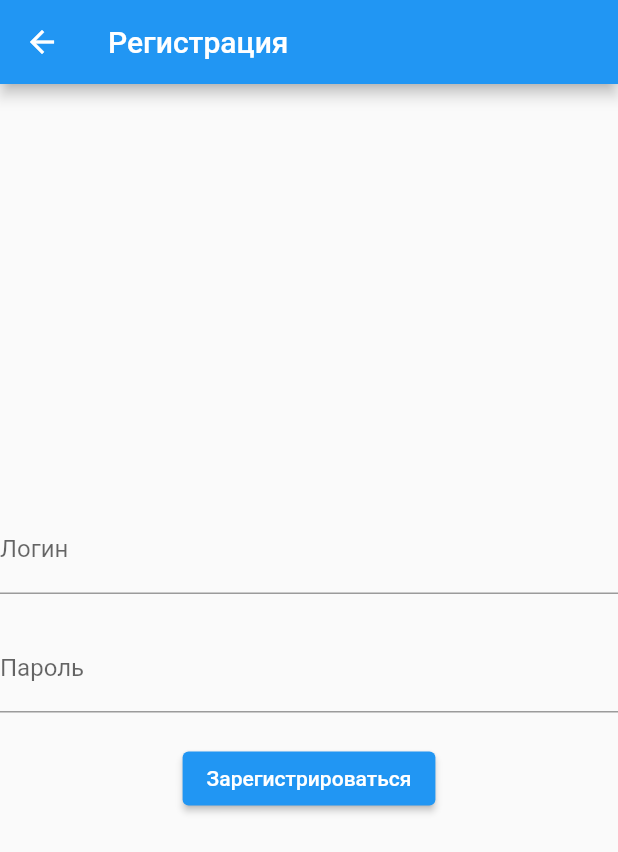
After one commit to AlexanderFrolov-Dev/internet-shop, a Flutter app: the screen it shows after launch, after a tap on "Зарегистрироваться", on a phone screen of 412 x 824 dp. The commit adds this screen. Shown: the top 852 px of the screen. Run offline on Flutter 3.47's test engine with Material 2 defaults, Android fonts, the phone set to English and light mode, and no system bars; statements that could not run were skipped.

Commit message:
Начал работу над экраном регистрации.

```diff
--- a/lib/screens/admin_home_screen.dart
+++ b/lib/screens/admin_home_screen.dart
@@ -4,7 +4,7 @@ import 'package:flutter/material.dart';
 import 'package:flutter/services.dart';
 import 'package:mobile_app_internet_shop/models/cart_model.dart';
 import 'package:mobile_app_internet_shop/product.dart';
-import 'package:mobile_app_internet_shop/widgets/add_product_form.dart';
+import 'package:mobile_app_internet_shop/screens/add_product_form.dart';
 import 'package:mobile_app_internet_shop/widgets/cart_badge.dart';
 import 'package:mobile_app_internet_shop/widgets/product_card.dart';
 import 'package:provider/provider.dart';
--- a/lib/screens/authorization_screen.dart
+++ b/lib/screens/authorization_screen.dart
@@ -3,6 +3,7 @@ import 'dart:convert';
 import 'package:flutter/material.dart';
 import 'package:flutter/services.dart';
 import 'package:mobile_app_internet_shop/profile.dart';
+import 'package:mobile_app_internet_shop/screens/registration_screen.dart';
 import 'package:mobile_app_internet_shop/screens/user_home_screen.dart';
 
 import 'admin_home_screen.dart';
@@ -102,6 +103,16 @@ class AuthorizationScreen extends StatelessWidget {
                 }
               },
             ),
+            const SizedBox(height: 10), // Добавляем отступ между кнопками
+            TextButton(
+              onPressed: () {
+                Navigator.push(
+                  context,
+                  MaterialPageRoute(builder: (context) => RegistrationScreen()),
+                );
+              },
+              child: const Text('Зарегистрироваться'),
+            ),
           ],
         ),
       ),
--- /dev/null
+++ b/lib/screens/registration_screen.dart
@@ -0,0 +1,41 @@
+import 'package:flutter/material.dart';
+
+class RegistrationScreen extends StatelessWidget {
+  @override
+  Widget build(BuildContext context) {
+    return Scaffold(
+      appBar: AppBar(
+        title: const Text('Регистрация'),
+      ),
+      body: Center(
+        child: Column(
+          mainAxisAlignment: MainAxisAlignment.center,
+          children: <Widget>[
+            //#TODO: код для полей ввода данных пользователя (например, имя, электронная почта, пароль)
+            TextField(
+              controller: _usernameController,
+              decoration: const InputDecoration(
+                labelText: 'Логин',
+              ),
+            ),
+            const SizedBox(height: 20.0),
+            TextField(
+              controller: _passwordController,
+              decoration: const InputDecoration(
+                labelText: 'Пароль',
+              ),
+              obscureText: true,
+            ),
+            const SizedBox(height: 20.0),
+            ElevatedButton(
+              onPressed: () {
+                //#TODO: код для обработки нажатия кнопки "Зарегистрироваться"
+              },
+              child: const Text('Зарегистрироваться'),
+            ),
+          ],
+        ),
+      ),
+    );
+  }
+}
```
Also changed, not shown: lib/screens/add_product_form.dart (renamed from lib/widgets/add_product_form.dart).
